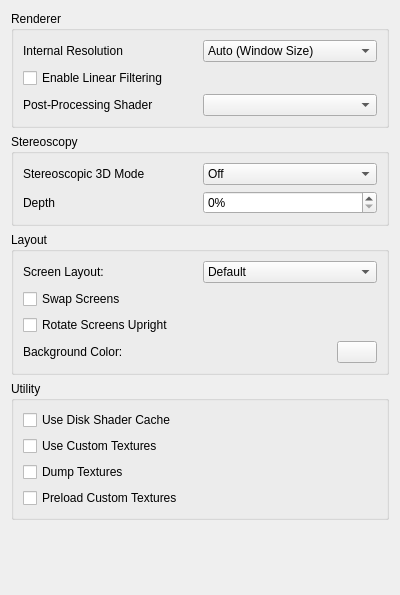
This is src/citra_qt/configuration/configure_enhancements.ui in PabloMK7/citra as Qt 5 draws it before an edit. The edited form follows.
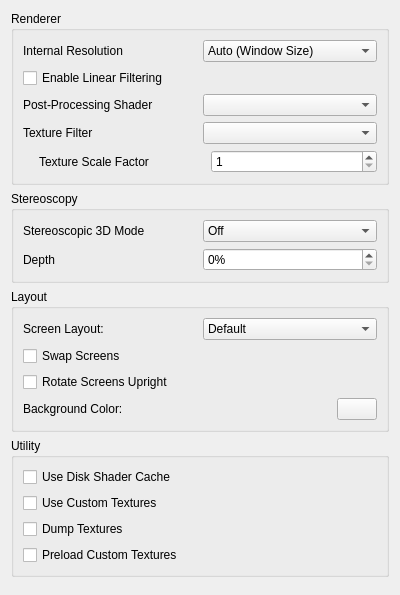
This is the edited form.

Commit message:
video_core: add texture filtering (#5017)
video_core: add texture filtering

Diff of the .ui file:
```diff
--- a/src/citra_qt/configuration/configure_enhancements.ui
+++ b/src/citra_qt/configuration/configure_enhancements.ui
@@ -117,6 +117,56 @@
         </item>
        </layout>
       </item>
+      <item>
+       <layout class="QHBoxLayout" name="horizontalLayout_3">
+        <item>
+         <widget class="QLabel" name="label_5">
+          <property name="text">
+           <string>Texture Filter</string>
+          </property>
+         </widget>
+        </item>
+        <item>
+         <widget class="QComboBox" name="texture_filter_combobox"/>
+        </item>
+       </layout>
+      </item>
+      <item>
+       <widget class="QWidget" name="texture_filter_group" native="true">
+        <layout class="QVBoxLayout" name="verticalLayout_7">
+         <property name="leftMargin">
+          <number>16</number>
+         </property>
+         <property name="topMargin">
+          <number>0</number>
+         </property>
+         <property name="rightMargin">
+          <number>0</number>
+         </property>
+         <property name="bottomMargin">
+          <number>0</number>
+         </property>
+         <item>
+          <layout class="QHBoxLayout" name="horizontalLayout_8">
+           <item>
+            <widget class="QLabel" name="label_6">
+             <property name="text">
+              <string>Texture Scale Factor</string>
+             </property>
+            </widget>
+           </item>
+           <item>
+            <widget class="QSpinBox" name="texture_scale_spinbox">
+             <property name="minimum">
+              <number>1</number>
+             </property>
+            </widget>
+           </item>
+          </layout>
+         </item>
+        </layout>
+       </widget>
+      </item>
      </layout>
     </widget>
    </item>
```
The commit also changes 32 other files.
